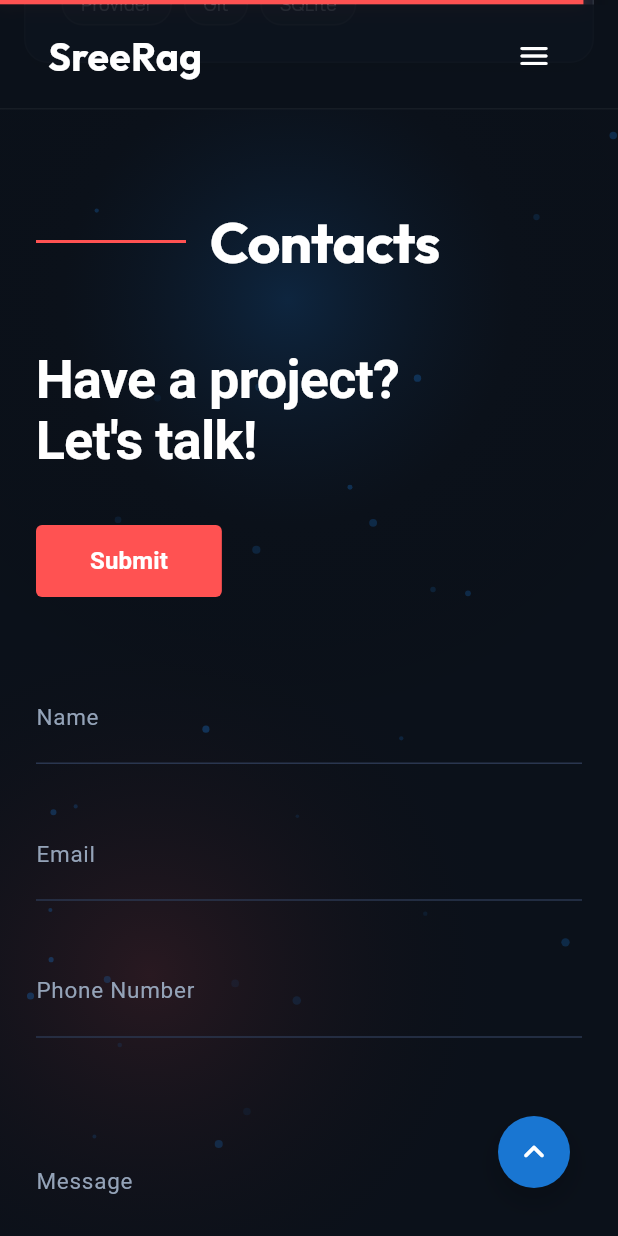
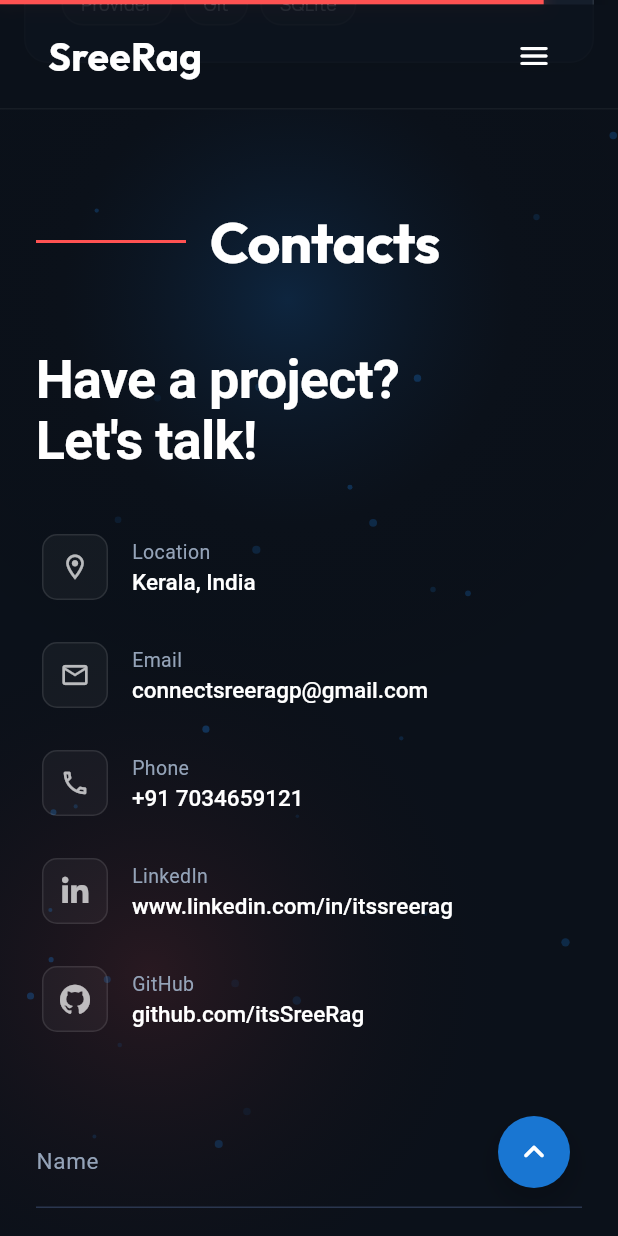
Before and after one commit to itsSreeRag/sreerag-portfolio, a Flutter app: the screen it shows after launch, after a tap on "Got a project?", on a phone screen of 412 x 824 dp. Run offline on Flutter 3.47's test engine with Material 3 defaults, Android fonts, the phone set to English and light mode, and no system bars; our stand-ins replace font_awesome_flutter, go_router, google_fonts, shimmer; network calls fail.

Commit message:
correct the data about section

```diff
--- a/lib/core/constants/app_constants.dart
+++ b/lib/core/constants/app_constants.dart
@@ -17,16 +17,16 @@ abstract class AppConstants {
   static const String email = 'connectsreeragp@gmail.com';
   static const String phone = '+91 7034659121';
   static const String location = 'Kerala, India';
-  static const String githubUrl = 'https://github.com/sreerag-dev';
-  static const String linkedinUrl = 'https://linkedin.com/in/sreerag-dev';
-  static const String whatsappUrl = 'https://wa.me/919876543210';
+  static const String githubUrl = 'https://github.com/itsSreeRag';
+  static const String linkedinUrl = 'https://www.linkedin.com/in/itssreerag';
+  static const String whatsappUrl = 'https://wa.me/7034659121';
   static const String resumeUrl = 'https://sreerag.dev/resume.pdf';
 
   static const List<String> typingRoles = [
     'Flutter Developer',
-    'Software Engineer',
-    'Mobile Application Specialist',
-    'Cross-Platform Architect',
+    'Cross-Platform Developer',
+    'Mobile App Developer',
+    'Flutter & Firebase Developer',
   ];
 
   static const List<String> navItems = [
--- a/lib/features/about/viewmodels/about_viewmodel.dart
+++ b/lib/features/about/viewmodels/about_viewmodel.dart
@@ -31,42 +31,30 @@ class AboutViewModel extends ChangeNotifier {
   final List<AboutServiceItem> services = const [
     AboutServiceItem(
       icon: Icons.flutter_dash_rounded,
-      title: 'Flutter Development',
-      subtitle: 'Cross-platform iOS, Android, and Desktop apps',
+      title: 'Cross-Platform Development',
+      subtitle: 'Android • iOS • Web • Windows',
     ),
     AboutServiceItem(
-      icon: Icons.phone_iphone_rounded,
-      title: 'Mobile Applications',
-      subtitle: 'Native feel with pixel-perfect UI & state management',
+      icon: Icons.layers_rounded,
+      title: 'Scalable Architecture',
+      subtitle: 'MVVM • Provider • Modular Code',
     ),
     AboutServiceItem(
-      icon: Icons.desktop_windows_outlined,
-      title: 'Windows Desktop Systems',
-      subtitle: 'High-performance desktop apps & local storage',
+      icon: Icons.storage_rounded,
+      title: 'Backend & Data',
+      subtitle: 'Firebase • REST APIs • SQLite • Hive',
     ),
     AboutServiceItem(
-      icon: Icons.api_rounded,
-      title: 'REST API & Firebase',
-      subtitle: 'Cloud syncing, auth, and real-time backend services',
+      icon: Icons.design_services_rounded,
+      title: 'Modern UI/UX',
+      subtitle: 'Responsive • Animations • Clean Design',
     ),
   ];
 
   final List<AboutStatItem> stats = const [
-    AboutStatItem(
-      countValue: 3,
-      symbol: '+',
-      label: 'Years of\nexperience',
-    ),
-    AboutStatItem(
-      countValue: 10,
-      symbol: '+',
-      label: 'Completed\nProjects',
-    ),
-    AboutStatItem(
-      countValue: 100,
-      symbol: '%',
-      label: 'Client\nsatisfaction',
-    ),
+    AboutStatItem(countValue: 1, symbol: '+', label: 'Years of\nexperience'),
+    AboutStatItem(countValue: 10, symbol: '+', label: 'Completed\nProjects'),
+    // AboutStatItem(countValue: 100, symbol: '%', label: 'Client\nsatisfaction'),
   ];
 
   bool _isHovered = false;
--- a/lib/features/contact/views/contact_view.dart
+++ b/lib/features/contact/views/contact_view.dart
@@ -6,7 +6,7 @@ import '../../../core/theme/app_spacing.dart';
 import '../viewmodels/contact_viewmodel.dart';
 import '../widgets/contact_form_fields.dart';
 import '../widgets/contact_header.dart';
-import '../widgets/contact_headline_section.dart';
+import '../widgets/contact_left_content.dart';
 import '../widgets/contact_success_dialog.dart';
 
 class ContactView extends StatefulWidget {
@@ -75,18 +75,16 @@ class _ContactViewState extends State<ContactView> {
               const ContactHeader(),
               const SizedBox(height: 48),
 
-              // 2-Column Main Section (Headline + Submit Button on Left, Minimal Underline Form on Right)
+              // 2-Column Main Section (Headline + Professional Contact Info on Left, Minimal Underline Form + Submit Button on Right)
               Flex(
                 direction: isMobile ? Axis.vertical : Axis.horizontal,
                 crossAxisAlignment: CrossAxisAlignment.start,
                 children: [
-                  // Left Column: Headline + Solid Coral Red Submit Button
+                  // Left Column: Headline + Elegant Contact Info Rows
                   Expanded(
                     flex: isMobile ? 0 : 5,
-                    child: ContactHeadlineSection(
+                    child: ContactLeftContent(
                       isMobile: isMobile,
-                      isSubmitting: viewModel.isSubmitting,
-                      onSubmit: () => _submitForm(context, viewModel),
                     ),
                   ),
 
@@ -95,7 +93,7 @@ class _ContactViewState extends State<ContactView> {
                   else
                     const SizedBox(width: 80),
 
-                  // Right Column: Underline Form Fields (Name, Email, Phone Number, Message)
+                  // Right Column: Underline Form Fields (Name, Email, Phone Number, Message) + Submit Button below
                   Expanded(
                     flex: isMobile ? 0 : 7,
                     child: ContactFormFields(
@@ -104,6 +102,8 @@ class _ContactViewState extends State<ContactView> {
                       emailController: _emailController,
                       phoneController: _phoneController,
                       messageController: _messageController,
+                      isSubmitting: viewModel.isSubmitting,
+                      onSubmit: () => _submitForm(context, viewModel),
                     ),
                   ),
                 ],
--- a/lib/features/contact/widgets/contact_form_fields.dart
+++ b/lib/features/contact/widgets/contact_form_fields.dart
@@ -1,13 +1,15 @@
 import 'package:flutter/material.dart';
 import '../../../core/theme/app_colors.dart';
 
-/// Right section of Contact form: Underline Form Fields (Name, Email, Phone, Message)
+/// Right section of Contact form: Underline Form Fields (Name, Email, Phone, Message) + Submit Button below
 class ContactFormFields extends StatelessWidget {
   final GlobalKey<FormState> formKey;
   final TextEditingController nameController;
   final TextEditingController emailController;
   final TextEditingController phoneController;
   final TextEditingController messageController;
+  final bool isSubmitting;
+  final VoidCallback onSubmit;
 
   const ContactFormFields({
     super.key,
@@ -16,6 +18,8 @@ class ContactFormFields extends StatelessWidget {
     required this.emailController,
     required this.phoneController,
     required this.messageController,
+    required this.isSubmitting,
+    required this.onSubmit,
   });
 
   @override
@@ -93,6 +97,43 @@ class ContactFormFields extends StatelessWidget {
               return null;
             },
           ),
+          const SizedBox(height: 36),
+
+          // Solid Coral Red Submit Button moved BELOW form, aligned with fields
+          SizedBox(
+            height: 48,
+            child: ElevatedButton(
+              onPressed: isSubmitting ? null : onSubmit,
+              style: ElevatedButton.styleFrom(
+                backgroundColor: AppColors.dotAccent,
+                foregroundColor: Colors.white,
+                padding: const EdgeInsets.symmetric(
+                  horizontal: 40,
+                  vertical: 12,
+                ),
+                shape: RoundedRectangleBorder(
+                  borderRadius: BorderRadius.circular(4),
+                ),
+                elevation: 0,
+              ),
+              child: isSubmitting
+                  ? const SizedBox(
+                      width: 20,
+                      height: 20,
+                      child: CircularProgressIndicator(
+                        strokeWidth: 2,
+                        color: Colors.white,
+                      ),
+                    )
+                  : const Text(
+                      'Submit',
+                      style: TextStyle(
+                        fontSize: 16,
+                        fontWeight: FontWeight.w600,
+                      ),
+                    ),
+            ),
+          ),
         ],
       ),
     );
--- a/lib/features/contact/widgets/contact_headline_section.dart
+++ /dev/null
@@ -1,72 +0,0 @@
-import 'package:flutter/material.dart';
-import '../../../core/theme/app_colors.dart';
-
-/// Left section of Contact form: Headline text and Submit button
-class ContactHeadlineSection extends StatelessWidget {
-  final bool isMobile;
-  final bool isSubmitting;
-  final VoidCallback onSubmit;
-
-  const ContactHeadlineSection({
-    super.key,
-    required this.isMobile,
-    required this.isSubmitting,
-    required this.onSubmit,
-  });
-
-  @override
-  Widget build(BuildContext context) {
-    return Column(
-      crossAxisAlignment: CrossAxisAlignment.start,
-      children: [
-        Text(
-          'Have a project?\nLet\'s talk!',
-          style: TextStyle(
-            color: Colors.white,
-            fontSize: isMobile ? 36 : 48,
-            fontWeight: FontWeight.w700,
-            height: 1.15,
-            letterSpacing: -0.5,
-          ),
-        ),
-        const SizedBox(height: 36),
-
-        // Solid Coral Red Submit Button
-        SizedBox(
-          height: 48,
-          child: ElevatedButton(
-            onPressed: isSubmitting ? null : onSubmit,
-            style: ElevatedButton.styleFrom(
-              backgroundColor: AppColors.dotAccent,
-              foregroundColor: Colors.white,
-              padding: const EdgeInsets.symmetric(
-                horizontal: 36,
-                vertical: 12,
-              ),
-              shape: RoundedRectangleBorder(
-                borderRadius: BorderRadius.circular(4),
-              ),
-              elevation: 0,
-            ),
-            child: isSubmitting
-                ? const SizedBox(
-                    width: 20,
-                    height: 20,
-                    child: CircularProgressIndicator(
-                      strokeWidth: 2,
-                      color: Colors.white,
-                    ),
-                  )
-                : const Text(
-                    'Submit',
-                    style: TextStyle(
-                      fontSize: 16,
-                      fontWeight: FontWeight.w600,
-                    ),
-                  ),
-          ),
-        ),
-      ],
-    );
-  }
-}
--- /dev/null
+++ b/lib/features/contact/widgets/contact_info_row.dart
@@ -0,0 +1,125 @@
+import 'package:flutter/material.dart';
+import 'package:font_awesome_flutter/font_awesome_flutter.dart';
+import '../../../core/theme/app_colors.dart';
+
+/// Contact information row widget with outline icon, label, value, hover animation, and click handler.
+class ContactInfoRow extends StatefulWidget {
+  final dynamic icon;
+  final String label;
+  final String value;
+  final VoidCallback? onTap;
+
+  const ContactInfoRow({
+    super.key,
+    required this.icon,
+    required this.label,
+    required this.value,
+    this.onTap,
+  });
+
+  @override
+  State<ContactInfoRow> createState() => _ContactInfoRowState();
+}
+
+class _ContactInfoRowState extends State<ContactInfoRow> {
+  bool _isHovered = false;
+
+  @override
+  Widget build(BuildContext context) {
+    final isClickable = widget.onTap != null;
+
+    return MouseRegion(
+      cursor: isClickable ? SystemMouseCursors.click : SystemMouseCursors.basic,
+      onEnter: (_) => setState(() => _isHovered = true),
+      onExit: (_) => setState(() => _isHovered = false),
+      child: GestureDetector(
+        onTap: widget.onTap,
+        child: AnimatedContainer(
+          duration: const Duration(milliseconds: 200),
+          curve: Curves.easeOut,
+          transform: _isHovered
+              ? Matrix4.translationValues(6.0, 0.0, 0.0)
+              : Matrix4.identity(),
+          padding: const EdgeInsets.symmetric(vertical: 6, horizontal: 4),
+          child: Row(
+            crossAxisAlignment: CrossAxisAlignment.center,
+            children: [
+              // Modern outline icon in container box with hover glow
+              AnimatedContainer(
+                duration: const Duration(milliseconds: 200),
+                width: 44,
+                height: 44,
+                decoration: BoxDecoration(
+                  color: _isHovered
+                      ? AppColors.dotAccent.withValues(alpha: 0.2)
+                      : Colors.white.withValues(alpha: 0.04),
+                  borderRadius: BorderRadius.circular(10),
+                  border: Border.all(
+                    color: _isHovered
+                        ? AppColors.dotAccent
+                        : Colors.white.withValues(alpha: 0.1),
+                    width: 1,
+                  ),
+                  boxShadow: _isHovered
+                      ? [
+                          BoxShadow(
+                            color: AppColors.dotAccent.withValues(alpha: 0.3),
+                            blurRadius: 12,
+                            spreadRadius: 1,
+                          ),
+                        ]
+                      : [],
+                ),
+                child: Center(child: _buildIcon(widget.icon)),
+              ),
+              const SizedBox(width: 16),
+
+              // Text Content: Label + Value
+              Expanded(
+                child: Column(
+                  crossAxisAlignment: CrossAxisAlignment.start,
+                  mainAxisSize: MainAxisSize.min,
+                  children: [
+                    Text(
+                      widget.label,
+                      style: const TextStyle(
+                        color: Color(0xFF94A3B8),
+                        fontSize: 13,
+                        fontWeight: FontWeight.w400,
+                      ),
+                    ),
+                    const SizedBox(height: 2),
+                    AnimatedDefaultTextStyle(
+                      duration: const Duration(milliseconds: 200),
+                      style: TextStyle(
+                        color: _isHovered ? AppColors.dotAccent : Colors.white,
+                        fontSize: 15,
+                        fontWeight: FontWeight.w500,
+                      ),
+                      child: Text(
+                        widget.value,
+                        maxLines: 1,
+                        overflow: TextOverflow.ellipsis,
+                      ),
+                    ),
+                  ],
+                ),
+              ),
+            ],
+          ),
+        ),
+      ),
+    );
+  }
+
+  Widget _buildIcon(dynamic icon) {
+    final color = _isHovered ? AppColors.dotAccent : Colors.white70;
+    if (icon is IconData) {
+      return Icon(icon, color: color, size: 20);
+    } else if (icon is Widget) {
+      return icon;
+    } else {
+      return FaIcon(icon, color: color, size: 18);
+    }
+  }
+}
--- /dev/null
+++ b/lib/features/contact/widgets/contact_left_content.dart
@@ -0,0 +1,77 @@
+import 'package:flutter/material.dart';
+import 'package:font_awesome_flutter/font_awesome_flutter.dart';
+import '../../../core/constants/app_constants.dart';
+import '../../../core/services/url_launcher_service.dart';
+import 'contact_info_row.dart';
+
+/// Left column of Contact section: Headline and professional contact info items
+class ContactLeftContent extends StatelessWidget {
+  final bool isMobile;
+
+  const ContactLeftContent({
+    super.key,
+    required this.isMobile,
+  });
+
+  @override
+  Widget build(BuildContext context) {
+    return Column(
+      crossAxisAlignment: CrossAxisAlignment.start,
+      children: [
+        // Headline
+        Text(
+          'Have a project?\nLet\'s talk!',
+          style: TextStyle(
+            color: Colors.white,
+            fontSize: isMobile ? 36 : 44,
+            fontWeight: FontWeight.w700,
+            height: 1.15,
+            letterSpacing: -0.5,
+          ),
+        ),
+        const SizedBox(height: 36),
+
+        // Professional Contact Information Rows
+        ContactInfoRow(
+          icon: Icons.location_on_outlined,
+          label: 'Location',
+          value: AppConstants.location,
+        ),
+        const SizedBox(height: 16),
+
+        ContactInfoRow(
+          icon: Icons.email_outlined,
+          label: 'Email',
+          value: AppConstants.email,
+          onTap: () => UrlLauncherService.openEmail(AppConstants.email),
+        ),
+        const SizedBox(height: 16),
+
+        ContactInfoRow(
+          icon: Icons.phone_outlined,
+          label: 'Phone',
+          value: AppConstants.phone,
+          onTap: () => UrlLauncherService.openUrl(
+            'tel:${AppConstants.phone.replaceAll(RegExp(r'\s+'), '')}',
+          ),
+        ),
+        const SizedBox(height: 16),
+
+        ContactInfoRow(
+          icon: FontAwesomeIcons.linkedinIn,
+          label: 'LinkedIn',
+          value: AppConstants.linkedinUrl.replaceFirst('https://', ''),
+          onTap: () => UrlLauncherService.openUrl(AppConstants.linkedinUrl),
+        ),
+        const SizedBox(height: 16),
+
+        ContactInfoRow(
+          icon: FontAwesomeIcons.github,
+          label: 'GitHub',
+          value: AppConstants.githubUrl.replaceFirst('https://', ''),
+          onTap: () => UrlLauncherService.openUrl(AppConstants.githubUrl),
+        ),
+      ],
+    );
+  }
+}
```
